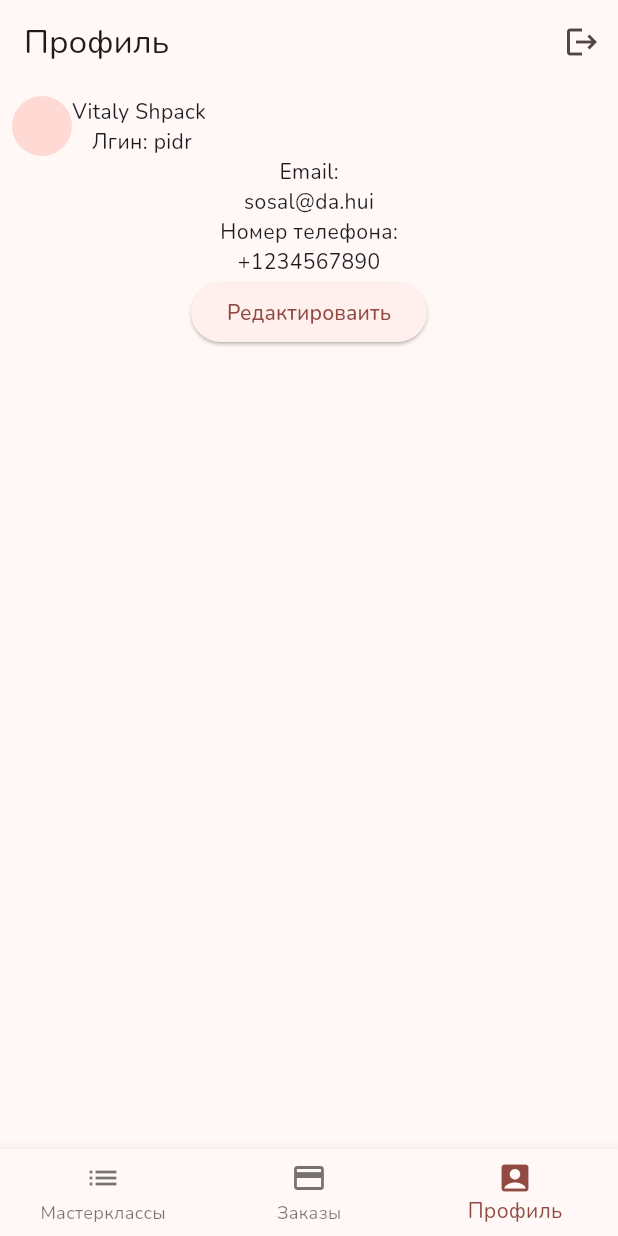
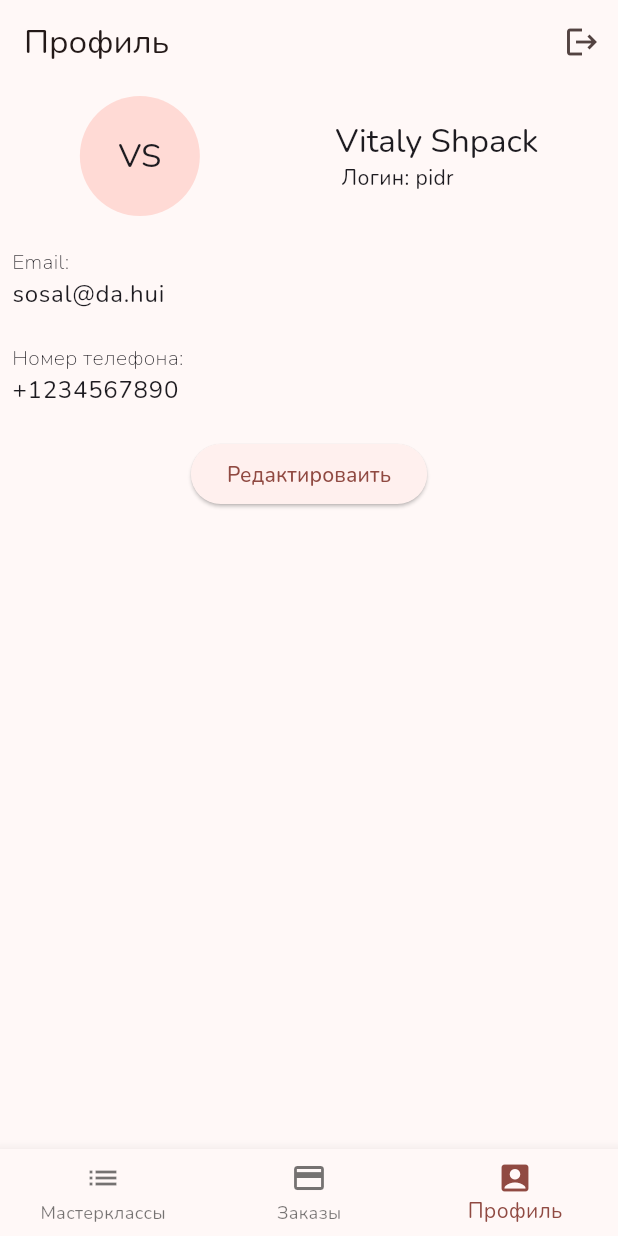
Before and after one commit to Teriton/art-studio-app, a Flutter app: the GeneralScreen screen opened directly, item 3 of the bottom bar chosen, on a phone screen of 412 x 824 dp. Run offline on Flutter 3.47's test engine with Material 3 defaults, Android fonts, the phone set to English and light mode, and no system bars; our stand-ins replace cookie_jar, dio, dio_cookie_manager, flutter_riverpod, google_fonts; network calls fail.

Commit message:
Fixed profile design

```diff
--- a/lib/widgets/general/profile_page.dart
+++ b/lib/widgets/general/profile_page.dart
@@ -12,7 +12,7 @@ class ProfilePage extends ConsumerStatefulWidget {
     "firstName": "Имя",
     "lastName": "Фамилия",
     "emptyError": "Поле должно быть заполнено",
-    "login": " Лгин:",
+    "login": " Логин:",
     "email": "Email:",
     "emailError": "Невенрно введен email",
     "phone": "Номер телефона:",
@@ -90,16 +90,29 @@ class _ProfilePageState extends ConsumerState<ProfilePage> {
   @override
   Widget build(BuildContext context) {
     Widget content = Column(
+      crossAxisAlignment: .start,
       children: [
         Container(
           decoration: BoxDecoration(),
           child: Row(
+            mainAxisSize: .max,
+            mainAxisAlignment: .spaceAround,
             children: [
-              CircleAvatar(),
+              CircleAvatar(
+                radius: 40,
+                child: Text(
+                  style: Theme.of(context).textTheme.titleLarge,
+                  "${widget.user.firstName[0]}${widget.user.lastName[0]}",
+                ),
+              ),
               Column(
-                mainAxisSize: .min,
+                crossAxisAlignment: .start,
+                mainAxisAlignment: .spaceBetween,
                 children: [
-                  Text("${widget.user.firstName} ${widget.user.lastName}"),
+                  Text(
+                    style: Theme.of(context).textTheme.titleLarge,
+                    "${widget.user.firstName} ${widget.user.lastName}",
+                  ),
                   Text(
                     "${ProfilePage.textFields["login"]!} ${widget.user.login}",
                   ),
@@ -108,17 +121,35 @@ class _ProfilePageState extends ConsumerState<ProfilePage> {
             ],
           ),
         ),
-        Text(ProfilePage.textFields["email"]!),
-        Text(widget.user.email),
-        Text(ProfilePage.textFields["phone"]!),
-        Text(widget.user.phoneNumber),
-        ElevatedButton(
+        SizedBox(height: 20),
+        Text(
+          style: Theme.of(
+            context,
+          ).textTheme.bodyMedium!.copyWith(fontWeight: .w200),
+          ProfilePage.textFields["email"]!,
+        ),
+        Text(style: Theme.of(context).textTheme.bodyLarge, widget.user.email),
+        SizedBox(height: 20),
+        Text(
+          style: Theme.of(
+            context,
+          ).textTheme.bodyMedium!.copyWith(fontWeight: .w200),
+          ProfilePage.textFields["phone"]!,
+        ),
+        Text(
+          style: Theme.of(context).textTheme.bodyLarge,
+          widget.user.phoneNumber,
+        ),
+        SizedBox(height: 20),
+        Center(
+          child: ElevatedButton(
             onPressed: () {
               setState(() {
                 _isEdit = true;
               });
             },
             child: Text(ProfilePage.textFields["edit"]!),
+          ),
         ),
       ],
     );
@@ -150,7 +181,7 @@ class _ProfilePageState extends ConsumerState<ProfilePage> {
               textInputAction: TextInputAction.next,
               initialValue: _lastName,
               decoration: InputDecoration(
-                label: Text(ProfilePage.textFields["firstName"]!),
+                label: Text(ProfilePage.textFields["lastName"]!),
               ),
               keyboardType: TextInputType.name,
               enableSuggestions: false,
@@ -161,7 +192,7 @@ class _ProfilePageState extends ConsumerState<ProfilePage> {
                 return null;
               },
               onSaved: (newValue) {
-                _firstName = newValue!;
+                _lastName = newValue!;
               },
             ),
 
@@ -206,7 +237,9 @@ class _ProfilePageState extends ConsumerState<ProfilePage> {
                 _email = newValue!;
               },
             ),
+            SizedBox(height: 20),
             Row(
+              mainAxisAlignment: .spaceAround,
               children: [
                 TextButton(
                   onPressed: _isLoading
```
Lines whose indentation alone changed are shown as unchanged.
